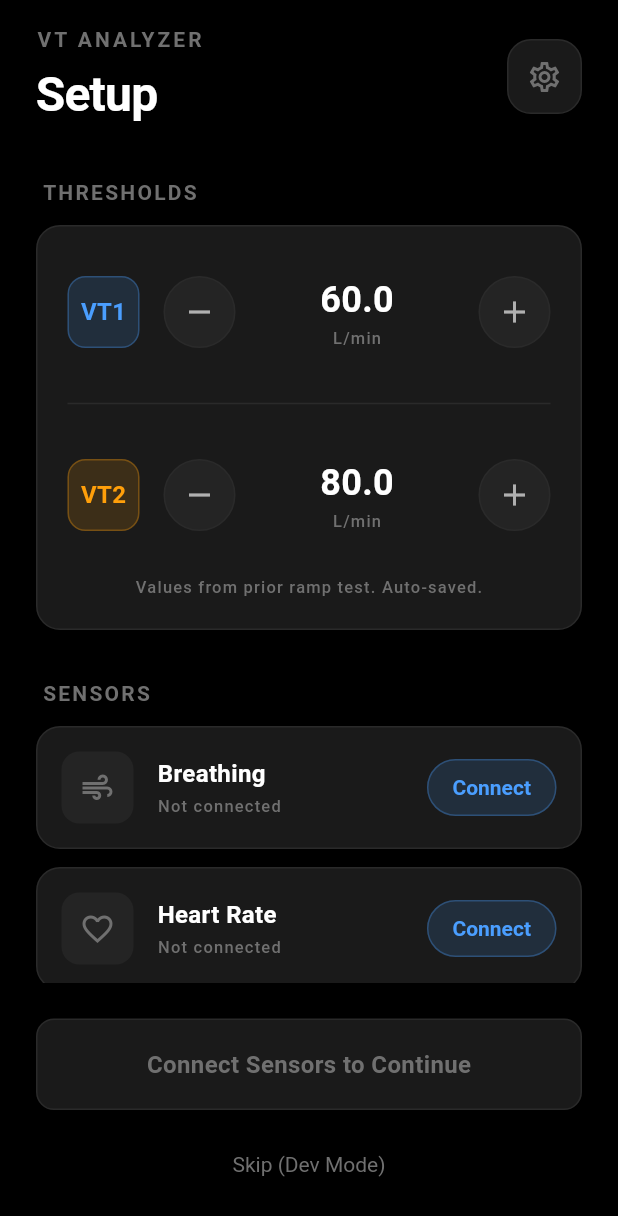
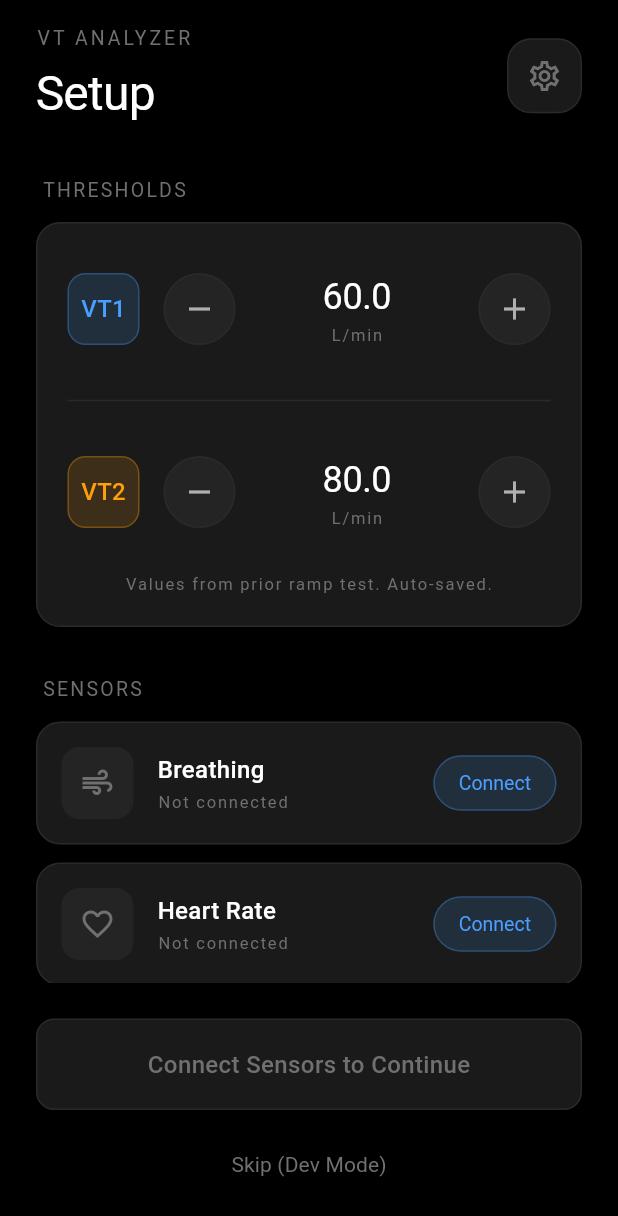
Before and after one commit to findingeq/vt-threshold-app, a Flutter app: the screen it shows after launch, on a phone screen of 412 x 824 dp. Shown: the top 1216 px of the screen. Run offline on Flutter 3.47's test engine with Material 3 defaults, Android fonts, the phone set to English and light mode, and no system bars; our stand-ins replace fl_chart, flutter_blue_plus, share_plus, shared_preferences; Roboto replaces fonts that are missing (SF Pro Display).

Commit message:
Update typography to modern, lighter font weights
- Changed display fonts from w700 to w300 for elegance
- Changed headlines from w600 to w400/w500 for sleeker look
- Reduced label weights from w600 to w400
- Removed explicit font family to use system default (SF Pro on iOS)
- Added subtle letter-spacing adjustments for refinement

```diff
--- a/lib/theme/app_theme.dart
+++ b/lib/theme/app_theme.dart
@@ -123,100 +123,91 @@ class AppTheme {
   static const double spacingXXL = 48.0;
 
   // ============ TYPOGRAPHY ============
-
-  static const String fontFamily = 'SF Pro Display';
-  static const String fontFamilyMono = 'SF Mono';
+  // Modern, sleek typography with lighter weights for elegance
 
   static const TextStyle displayLarge = TextStyle(
-    fontFamily: fontFamily,
     fontSize: 64,
-    fontWeight: FontWeight.w700,
+    fontWeight: FontWeight.w300,
     color: textPrimary,
     letterSpacing: -2,
     height: 1.1,
   );
 
   static const TextStyle displayMedium = TextStyle(
-    fontFamily: fontFamily,
     fontSize: 48,
-    fontWeight: FontWeight.w700,
+    fontWeight: FontWeight.w300,
     color: textPrimary,
     letterSpacing: -1.5,
     height: 1.1,
   );
 
   static const TextStyle headlineLarge = TextStyle(
-    fontFamily: fontFamily,
     fontSize: 32,
-    fontWeight: FontWeight.w600,
+    fontWeight: FontWeight.w400,
     color: textPrimary,
     letterSpacing: -0.5,
   );
 
   static const TextStyle headlineMedium = TextStyle(
-    fontFamily: fontFamily,
     fontSize: 24,
-    fontWeight: FontWeight.w600,
+    fontWeight: FontWeight.w400,
     color: textPrimary,
+    letterSpacing: -0.3,
   );
 
   static const TextStyle titleLarge = TextStyle(
-    fontFamily: fontFamily,
     fontSize: 20,
-    fontWeight: FontWeight.w600,
+    fontWeight: FontWeight.w500,
     color: textPrimary,
+    letterSpacing: -0.2,
   );
 
   static const TextStyle titleMedium = TextStyle(
-    fontFamily: fontFamily,
     fontSize: 16,
-    fontWeight: FontWeight.w600,
+    fontWeight: FontWeight.w500,
     color: textPrimary,
   );
 
   static const TextStyle bodyLarge = TextStyle(
-    fontFamily: fontFamily,
     fontSize: 16,
     fontWeight: FontWeight.w400,
     color: textSecondary,
+    letterSpacing: 0.1,
   );
 
   static const TextStyle bodyMedium = TextStyle(
-    fontFamily: fontFamily,
     fontSize: 14,
     fontWeight: FontWeight.w400,
     color: textSecondary,
+    letterSpacing: 0.1,
   );
 
   static const TextStyle labelLarge = TextStyle(
-    fontFamily: fontFamily,
-    fontSize: 14,
-    fontWeight: FontWeight.w600,
+    fontSize: 13,
+    fontWeight: FontWeight.w400,
+    color: textMuted,
+    letterSpacing: 1.5,
+  );
+
+  static const TextStyle labelSmall = TextStyle(
+    fontSize: 11,
+    fontWeight: FontWeight.w400,
     color: textMuted,
     letterSpacing: 1.2,
   );
 
-  static const TextStyle labelSmall = TextStyle(
-    fontFamily: fontFamily,
-    fontSize: 11,
-    fontWeight: FontWeight.w500,
-    color: textMuted,
-    letterSpacing: 0.8,
-  );
-
   static const TextStyle monoLarge = TextStyle(
-    fontFamily: fontFamilyMono,
     fontSize: 56,
-    fontWeight: FontWeight.w600,
+    fontWeight: FontWeight.w300,
     color: textPrimary,
     letterSpacing: -2,
   );
 
   static const TextStyle monoMedium = TextStyle(
-    fontFamily: fontFamilyMono,
     fontSize: 32,
-    fontWeight: FontWeight.w600,
+    fontWeight: FontWeight.w300,
     color: textPrimary,
+    letterSpacing: -1,
   );
 
   // ============ DECORATIONS ============
@@ -262,7 +253,6 @@ class AppTheme {
           onSurface: textPrimary,
           onError: textPrimary,
         ),
-        fontFamily: fontFamily,
         appBarTheme: const AppBarTheme(
           backgroundColor: Colors.transparent,
           elevation: 0,
--- a/pubspec.yaml
+++ b/pubspec.yaml
@@ -3,7 +3,7 @@ description: VT Threshold Analyzer - Real-time respiratory monitoring for iOS
 
 publish_to: 'none'
 
-version: 1.8.0+23
+version: 1.8.0+24
 
 environment:
   sdk: '>=3.0.0 <4.0.0'
```
